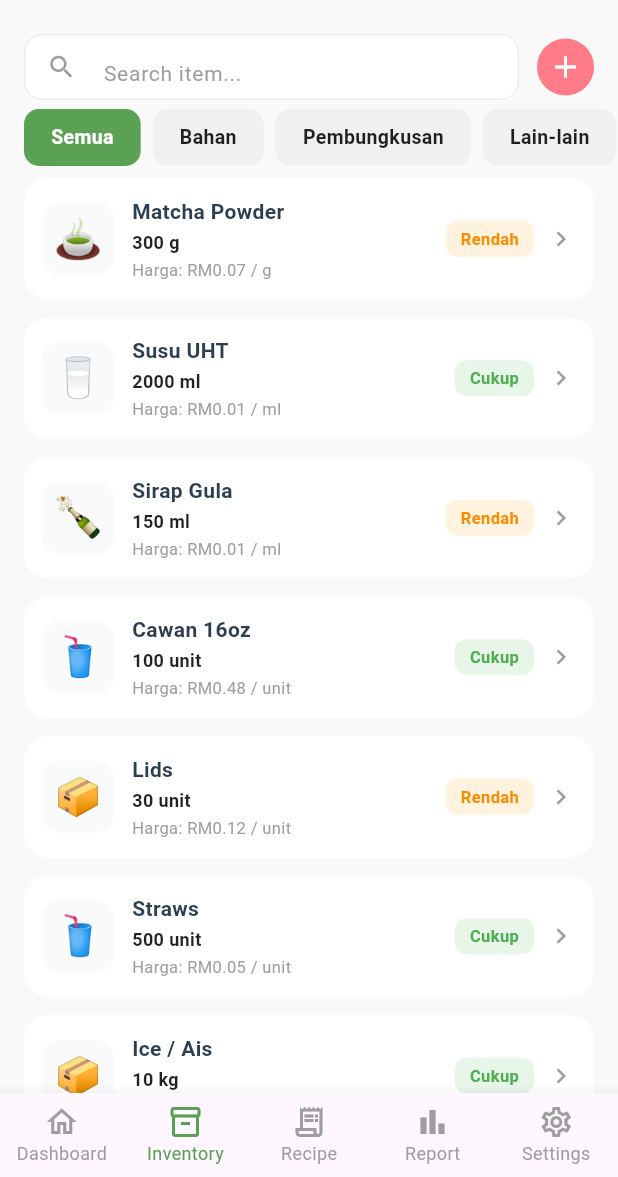
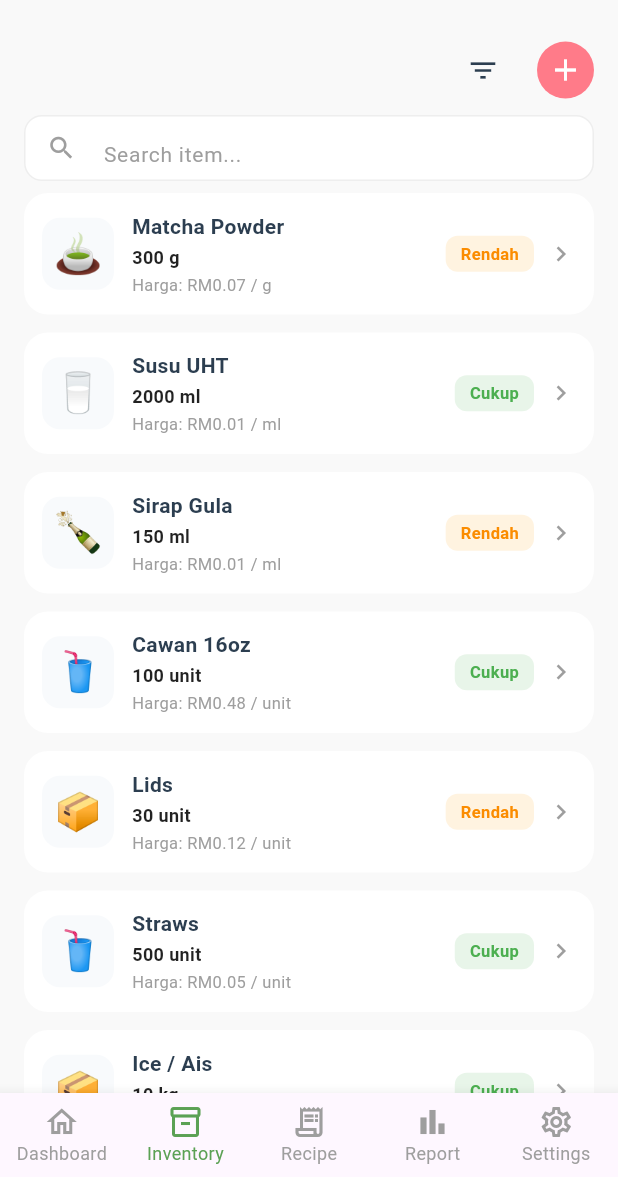
Before and after one commit to Julieand25/beverage_ims, a Flutter app: the screen it shows after launch, item 2 of the bottom bar chosen, on a phone screen of 412 x 824 dp, the part 59-1236 px from its top. Run offline on Flutter 3.47's test engine with Material 3 defaults, Android fonts, the phone set to English and light mode, and no system bars; our stand-ins replace go_router, shared_preferences.

Commit message:
add filter icon

```diff
--- a/lib/screens/inventory_screen.dart
+++ b/lib/screens/inventory_screen.dart
@@ -24,7 +24,6 @@ class InventoryScreen extends StatelessWidget {
     final provider = context.watch<InventoryProvider>();
 
     const backgroundColor = Color(0xFFF9F9F9);
-    const primaryGreen = Color(0xFF5BA154);
     const pinkAccent = Color(0xFFFF7B89);
     const textDark = Color(0xFF2C3E50);
 
@@ -53,30 +52,25 @@ class InventoryScreen extends StatelessWidget {
         child: Column(
           crossAxisAlignment: CrossAxisAlignment.stretch,
           children: [
-          // Search Bar + Filter Icon + Pink Plus Button
+          // Filter Icon + Add Button
           Padding(
             padding: const EdgeInsets.symmetric(horizontal: 16.0, vertical: 6.0),
             child: Row(
+              mainAxisAlignment: MainAxisAlignment.end,
               children: [
-                Expanded(
-                  child: Container(
-                    height: 44,
-                    decoration: BoxDecoration(
-                      color: Colors.white,
-                      borderRadius: BorderRadius.circular(12),
-                      border: Border.all(color: const Color(0xFFEEEEEE)),
-                    ),
-                    child: TextField(
-                      onChanged: (v) => provider.setSearchQuery(v),
-                      decoration: InputDecoration(
-                        hintText: t.searchItem ?? 'Cari bahan...',
-                        hintStyle: const TextStyle(fontSize: 14, color: Colors.grey),
-                        prefixIcon: const Icon(Icons.search, size: 20, color: Colors.grey),
-                        border: InputBorder.none,
-                        contentPadding: const EdgeInsets.symmetric(vertical: 10),
-                      ),
-                    ),
-                  ),
+                PopupMenuButton<ItemCategory?>(
+                  padding: EdgeInsets.zero,
+                  constraints: const BoxConstraints(minWidth: 32),
+                  icon: provider.selectedCategory != null
+                      ? const Icon(Icons.filter_list_alt, color: pinkAccent, size: 22)
+                      : const Icon(Icons.filter_list, color: textDark, size: 22),
+                  onSelected: (v) => provider.setCategory(v),
+                  itemBuilder: (_) => const [
+                    PopupMenuItem<ItemCategory?>(value: null, child: Text('Semua')),
+                    PopupMenuItem<ItemCategory?>(value: ItemCategory.bahan, child: Text('Bahan')),
+                    PopupMenuItem<ItemCategory?>(value: ItemCategory.pembungkusan, child: Text('Pembungkusan')),
+                    PopupMenuItem<ItemCategory?>(value: ItemCategory.lain, child: Text('Lain-lain')),
+                  ],
                 ),
                 const SizedBox(width: 12),
                 GestureDetector(
@@ -95,11 +89,30 @@ class InventoryScreen extends StatelessWidget {
             ),
           ),
 
-          // Category Pills Filter
-          _CategoryPills(provider: provider),
+          // Search Bar
+          Padding(
+            padding: const EdgeInsets.symmetric(horizontal: 16.0),
+            child: Container(
+              height: 44,
+              decoration: BoxDecoration(
+                color: Colors.white,
+                borderRadius: BorderRadius.circular(12),
+                border: Border.all(color: const Color(0xFFEEEEEE)),
+              ),
+              child: TextField(
+                onChanged: (v) => provider.setSearchQuery(v),
+                decoration: InputDecoration(
+                  hintText: t.searchItem ?? 'Cari bahan...',
+                  hintStyle: const TextStyle(fontSize: 14, color: Colors.grey),
+                  prefixIcon: const Icon(Icons.search, size: 20, color: Colors.grey),
+                  border: InputBorder.none,
+                  contentPadding: const EdgeInsets.symmetric(vertical: 10),
+                ),
+              ),
+            ),
+          ),
 
           const SizedBox(height: 8),
-
           // List of Ingredients / Stock Items
           Expanded(
             child: ClipRect(
@@ -540,65 +553,7 @@ class _RestockDialogState extends State<_RestockDialog> {
   }
 }
 
-// ---------------------------------------------------------------------------
-// Category Pills UI
-// ---------------------------------------------------------------------------
-class _CategoryPills extends StatelessWidget {
-  final InventoryProvider provider;
-  const _CategoryPills({required this.provider});
 
-  @override
-  Widget build(BuildContext context) {
-    const primaryGreen = Color(0xFF5BA154);
-
-    final pills = [
-      _PillData('Semua', null),
-      _PillData('Bahan', ItemCategory.bahan),
-      _PillData('Pembungkusan', ItemCategory.pembungkusan),
-      _PillData('Lain-lain', ItemCategory.lain),
-    ];
-
-    return SizedBox(
-      height: 38,
-      child: ListView(
-        scrollDirection: Axis.horizontal,
-        padding: const EdgeInsets.symmetric(horizontal: 16),
-        children: pills.map((p) {
-          final selected = provider.selectedCategory == p.category;
-          return Padding(
-            padding: const EdgeInsets.only(right: 8),
-            child: GestureDetector(
-              onTap: () => provider.setCategory(p.category),
-              child: Container(
-                padding: const EdgeInsets.symmetric(horizontal: 18, vertical: 8),
-                decoration: BoxDecoration(
-                  color: selected ? primaryGreen : const Color(0xFFF0F0F0),
-                  borderRadius: BorderRadius.circular(10),
-                ),
-                child: Center(
-                  child: Text(
-                    p.label,
-                    style: TextStyle(
-                      fontSize: 13,
-                      fontWeight: FontWeight.w600,
-                      color: selected ? Colors.white : Colors.black87,
-                    ),
-                  ),
-                ),
-              ),
-            ),
-          );
-        }).toList(),
-      ),
-    );
-  }
-}
-
-class _PillData {
-  final String label;
-  final ItemCategory? category;
-  const _PillData(this.label, this.category);
-}
 
 // ---------------------------------------------------------------------------
 // Inventory Card (Matching image_ad4254.png)
```
